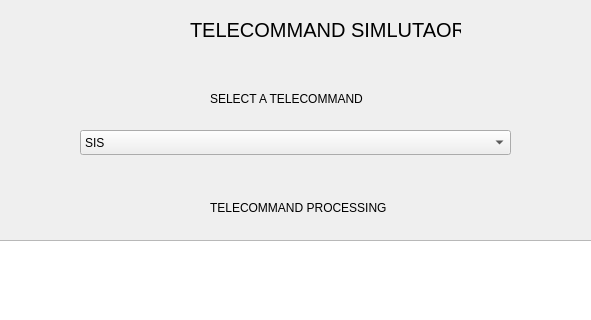
This is jes/main.ui in krisk1712/ccsds_team_gui as Qt 5 draws it before an edit; both pictures show x 170 to 761 and y 0 to 320 of the 937 by 658 pixel window. The edited form follows.
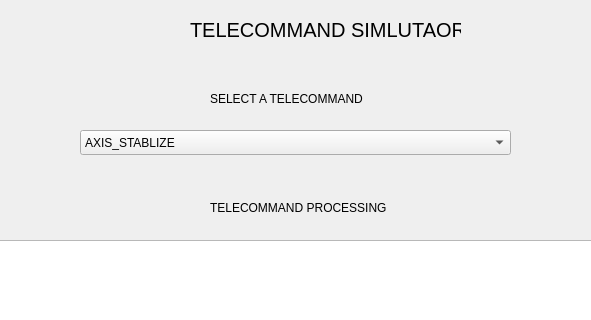
This is the edited form. Icons and pictures are not drawn.

```diff
--- a/jes/main.ui
+++ b/jes/main.ui
@@ -27,14 +27,14 @@
      <enum>Qt::LeftToRight</enum>
     </property>
     <property name="currentText">
-     <string>SIS</string>
+     <string>AXIS_STABLIZE</string>
     </property>
     <property name="currentIndex">
      <number>0</number>
     </property>
     <item>
      <property name="text">
-      <string>SIS</string>
+      <string>AXIS_STABLIZE</string>
      </property>
     </item>
     <item>
```
